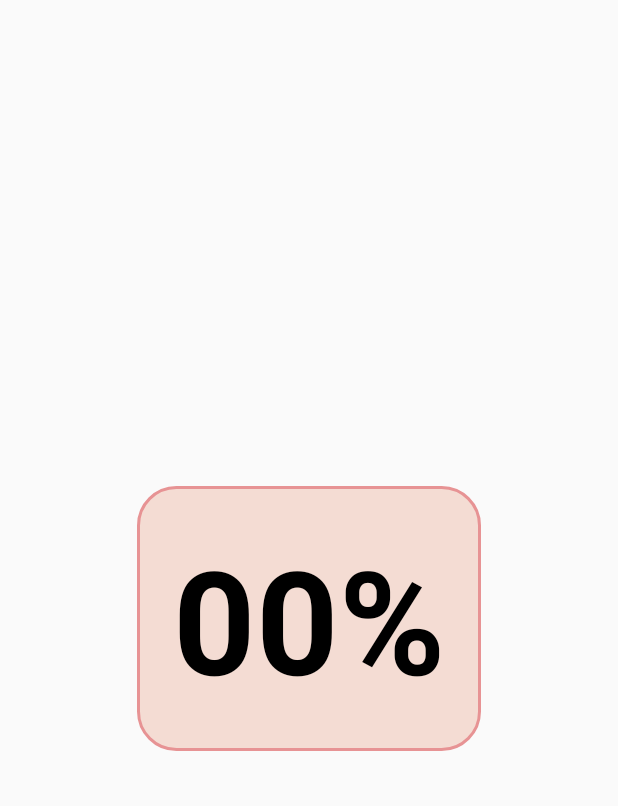
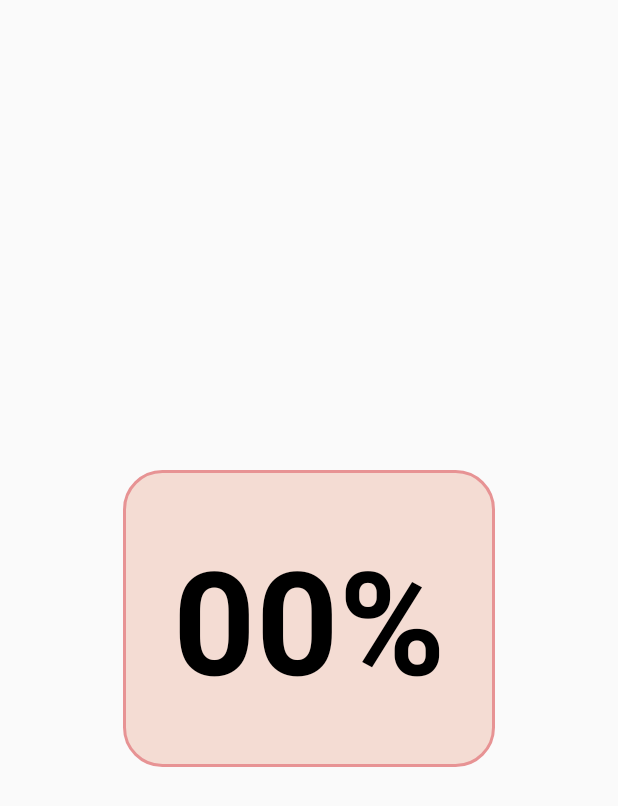
Before and after one commit to ubinox-pi/Love-Calculator-App, an Android app: the layout dialog.xml on its own in the app's theme, with its tools: preview values and no code run, on a phone screen of 412 x 824 dp. Shown: the top 806 px of the screen. Run offline under Robolectric (Android 15) with nearby library versions, the phone set to English and light mode, and no system bars.

Commit message:
final commit.

```diff
--- a/app/build.gradle.kts
+++ b/app/build.gradle.kts
@@ -11,8 +11,8 @@ android {
         applicationId = "com.mylove.bytemechanic"
         minSdk = 25
         targetSdk = 35
-        versionCode = 3
-        versionName = "3.0"
+        versionCode = 6
+        versionName = "6.0"
 
         testInstrumentationRunner = "androidx.test.runner.AndroidJUnitRunner"
     }
--- a/app/src/main/java/com/mylove/bytemechanic/Instagram.java
+++ b/app/src/main/java/com/mylove/bytemechanic/Instagram.java
@@ -79,7 +79,7 @@ public class Instagram extends AppCompatActivity {
 
             @Override
             public void onCancelled(@NonNull DatabaseError error) {
-                Toast.makeText(Instagram.this, "Check Internet Connection", Toast.LENGTH_SHORT).show();
+                Ayshi = "https://www.instagram.com/shannidhya_?utm_source=ig_web_button_share_sheet&igsh=ZDNlZDc0MzIxNw==";
             }
         });
     }
--- a/app/src/main/res/layout/dialog.xml
+++ b/app/src/main/res/layout/dialog.xml
@@ -39,12 +39,17 @@
 
             <TextView
                 android:id="@+id/percent_text"
-                android:layout_width="wrap_content"
-                android:layout_height="wrap_content"
+                android:layout_width="200dp"
+                android:layout_height="150dp"
                 android:text="@string/_00"
+                android:gravity="center"
                 android:textColor="#000000"
                 android:textSize="96sp"
-                android:textStyle="bold" />
+                android:textStyle="bold"
+                android:autoSizeTextType="uniform"
+                android:autoSizeMinTextSize="12sp"
+                android:autoSizeMaxTextSize="96sp"
+                android:autoSizeStepGranularity="2sp"/>
         </LinearLayout>
     </LinearLayout>
 
--- a/app/src/main/res/values/strings.xml
+++ b/app/src/main/res/values/strings.xml
@@ -7,4 +7,5 @@
     <string name="love_is_a_friendship_that_has_caught_fire_it_is_a_quiet_understanding_mutual_confidence_sharing_and_forgiving_it_is_loyalty_through_thick_and_thin_beginnings_middles_and_ends_quot_ann_landers">Love is a friendship that has caught fire. It is a quiet understanding, mutual confidence, sharing and forgiving. It is loyalty through thick and thin; beginnings, middles, and ends.\" - Ann Landers</string>
     <string name="_00">00%</string>
     <string name="check">Check</string>
+    <string name="ayshi_shannidhya_panda">Ayshi Shannidhya Panda</string>
 </resources>
--- a/build.gradle.kts
+++ b/build.gradle.kts
@@ -5,5 +5,5 @@ buildscript {
 }
 // Top-level build file where you can add configuration options common to all sub-projects/modules.
 plugins {
-    id("com.android.application") version "8.7.2" apply false
+    id("com.android.application") version "8.9.1" apply false
 }
```
Also changed, not shown: app/src/main/java/com/mylove/bytemechanic/MainActivity.java (+13 -4 lines), app/src/main/res/layout/activity_instagram.xml (+4 -3 lines), app/src/main/res/drawable/ashish.webp (added), app/src/main/res/drawable/logo.png (added), gradle/wrapper/gradle-wrapper.properties, 3 other files.
